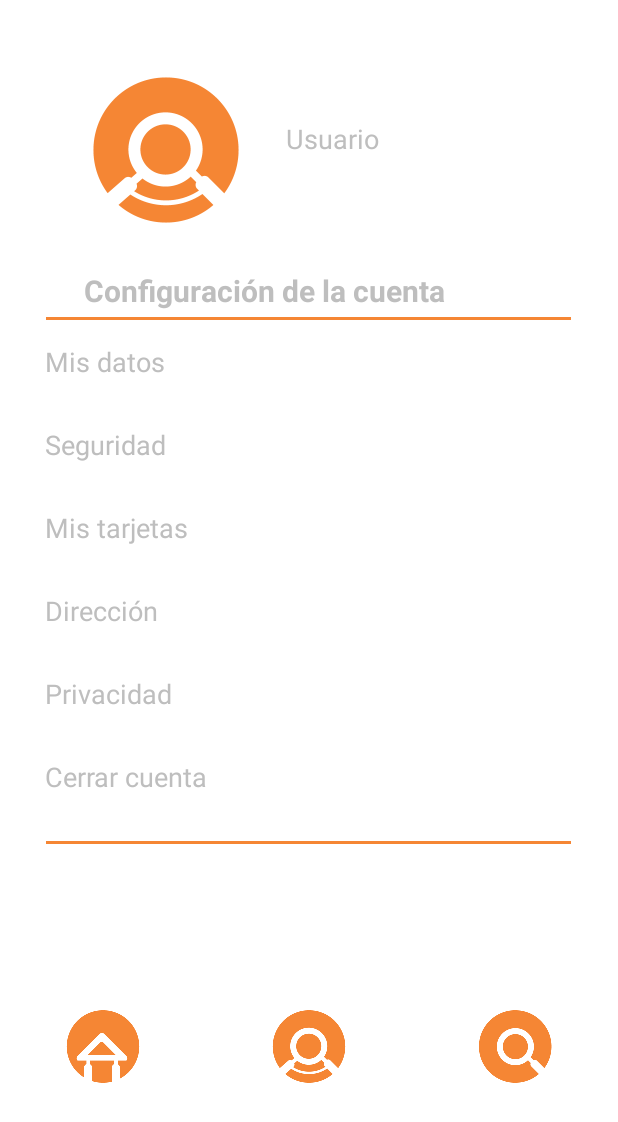
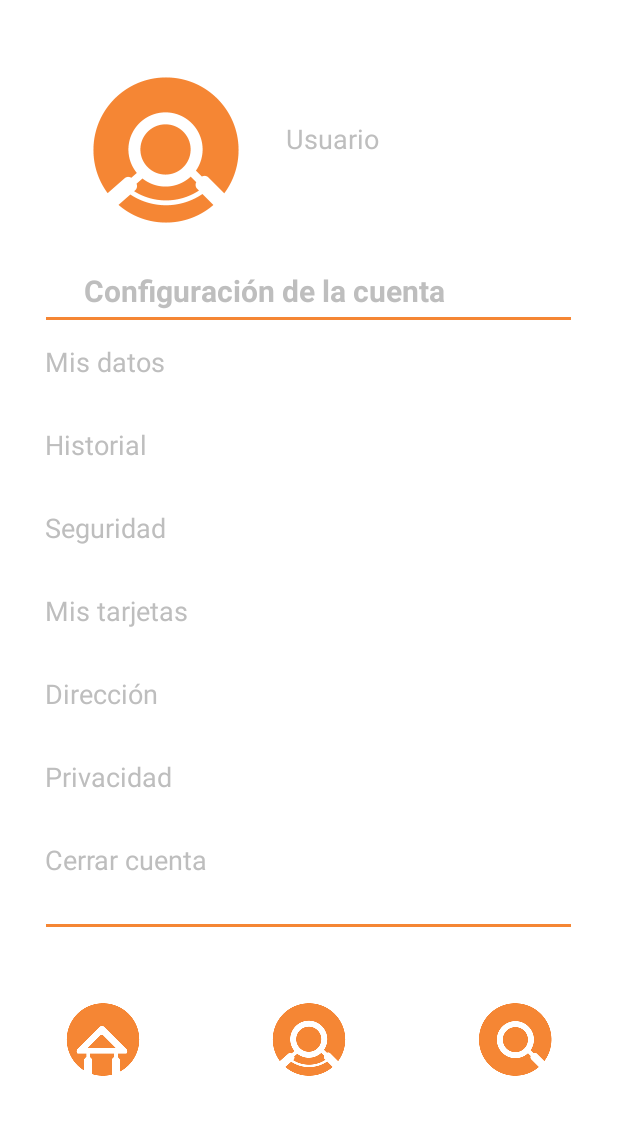
Before and after one commit to NallelyRAM/Pestamos_Faciles, an Android app: the layout cuenta.xml on its own in the app's theme, with its tools: preview values and no code run, on a phone screen of 412 x 824 dp. Shown: the top 1122 px of the screen. Run offline under Robolectric (Android 15) with nearby library versions, the light colour scheme and no system bars.

Commit message:
Historial

```diff
--- a/app/src/main/res/layout/cuenta.xml
+++ b/app/src/main/res/layout/cuenta.xml
@@ -56,6 +56,14 @@
         android:layout_marginLeft="30dp"
         android:textSize="18sp"
         android:text="Mis datos"/>
+    <TextView
+        android:id="@+id/tv_historial"
+        android:layout_width="190dp"
+        android:layout_height="50dp"
+        android:layout_marginTop="5dp"
+        android:layout_marginLeft="30dp"
+        android:textSize="18sp"
+        android:text="Historial"/>
 
     <TextView
         android:id="@+id/tv_seguridad"
@@ -111,7 +119,7 @@
 
     <LinearLayout
         android:layout_width="match_parent"
-        android:layout_marginTop="110dp"
+        android:layout_marginTop="50dp"
         android:layout_height="50dp"
         android:orientation="horizontal">
 
```
